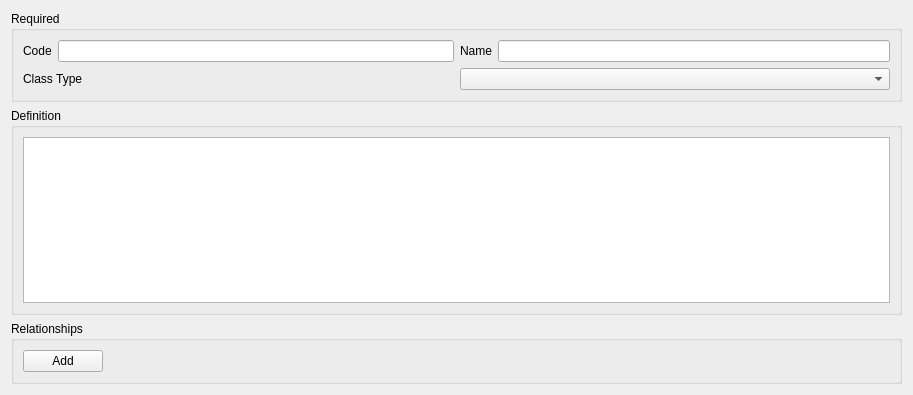
Old version of the form src/bsdd_gui/module/class_editor/qt/ClassEditor.ui in the repository c-mellueh/bSDD-Toolkit.
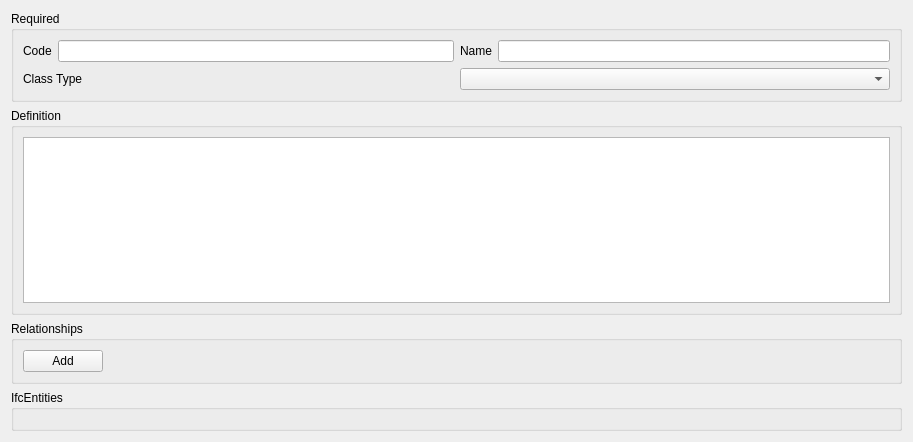
New version of the form. Custom widgets are drawn as their Qt base class.

Commit message: add tag ui to object info

Diff of the .ui file:
```diff
--- a/src/bsdd_gui/module/class_editor/qt/ClassEditor.ui
+++ b/src/bsdd_gui/module/class_editor/qt/ClassEditor.ui
@@ -7,7 +7,7 @@
     <x>0</x>
     <y>0</y>
     <width>913</width>
-    <height>395</height>
+    <height>442</height>
    </rect>
   </property>
   <property name="windowTitle">
@@ -109,8 +109,28 @@
      </layout>
     </widget>
    </item>
+   <item>
+    <widget class="QGroupBox" name="groupBox">
+     <property name="title">
+      <string>IfcEntities</string>
+     </property>
+     <layout class="QVBoxLayout" name="verticalLayout_4">
+      <item>
+       <widget class="IfcTagInput" name="widget" native="true"/>
+      </item>
+     </layout>
+    </widget>
+   </item>
   </layout>
  </widget>
+ <customwidgets>
+  <customwidget>
+   <class>IfcTagInput</class>
+   <extends>QWidget</extends>
+   <header>bsdd_gui.module.class_editor.ui</header>
+   <container>1</container>
+  </customwidget>
+ </customwidgets>
  <resources/>
  <connections/>
 </ui>
```
The commit also changes 4 other files.
